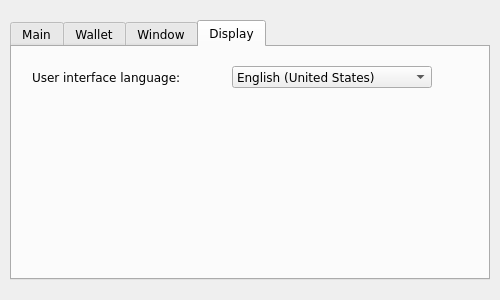
Qt form client/gui/settings_form.ui (TemplateName56/Blockchain_Wallet) before a commit.
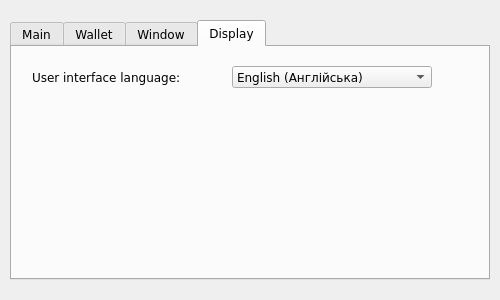
The same form after that commit.

The edit to the form file:
```diff
--- a/client/gui/settings_form.ui
+++ b/client/gui/settings_form.ui
@@ -111,7 +111,7 @@
      </property>
      <item>
       <property name="text">
-       <string>English (United States)</string>
+       <string>English (Англійська)</string>
       </property>
      </item>
      <item>
```
Left out of the diff: 4 changed lines with no effect on the pictures.
